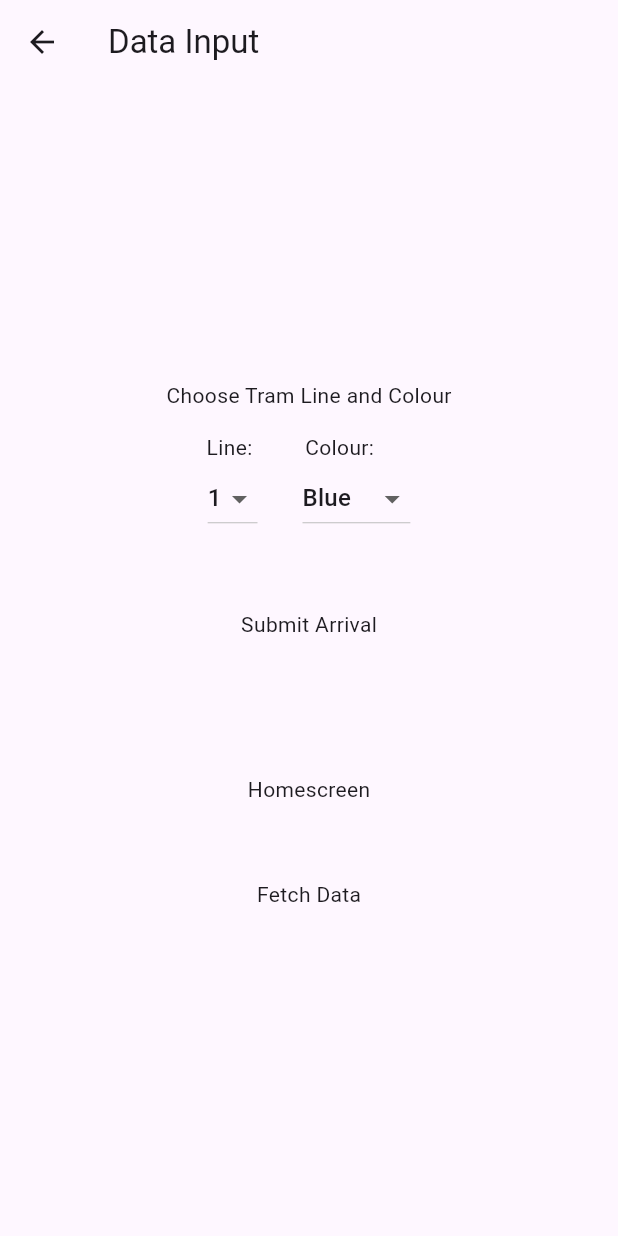
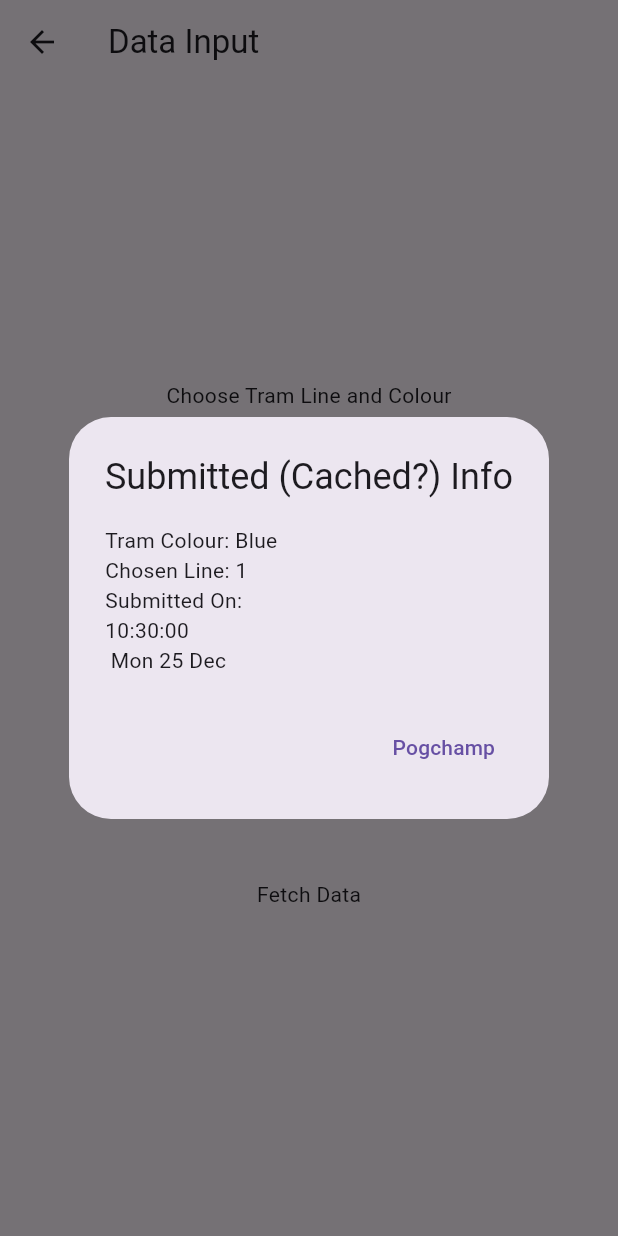
Before and after one commit to LinlyBoi/witl-flutter, a Flutter app: the InputData screen opened by its route, after a tap on "Submit Arrival", on a phone screen of 412 x 824 dp. Run offline on Flutter 3.47's test engine with Material 3 defaults, Android fonts, the phone set to English and light mode, and no system bars.

Commit message:
Popup notifying of submitted data

```diff
--- a/lib/input_data.dart
+++ b/lib/input_data.dart
@@ -86,6 +86,9 @@ class _InputDataState extends State<InputData> {
 
               // Send
               //lingy plez
+
+              //prompting of submission
+              showAlertDialog(context, selectedLine, selectedColor, formattedDate);
             },
             child: Container(
               padding: const EdgeInsets.all(20.0),
@@ -127,3 +130,31 @@ class _InputDataState extends State<InputData> {
     );
   }
 }
+
+showAlertDialog(BuildContext context, String chosenLine, String chosenColour, String submissionDate) {
+
+  // set up the button
+  Widget okButton = TextButton(
+    child: const Text("Pogchamp"),
+    onPressed: () {
+      Navigator.of(context).pop();
+    },
+  );
+
+  // set up the AlertDialog
+  AlertDialog alert = AlertDialog(
+    title: const Text("Submitted (Cached?) Info"),
+    content: Text("Tram Colour: $chosenColour\nChosen Line: $chosenLine\nSubmitted On:\n$submissionDate"),
+    actions: [
+      okButton,
+    ],
+  );
+
+  // show the dialog
+  showDialog(
+    context: context,
+    builder: (BuildContext context) {
+      return alert;
+    },
+  );
+}
```
